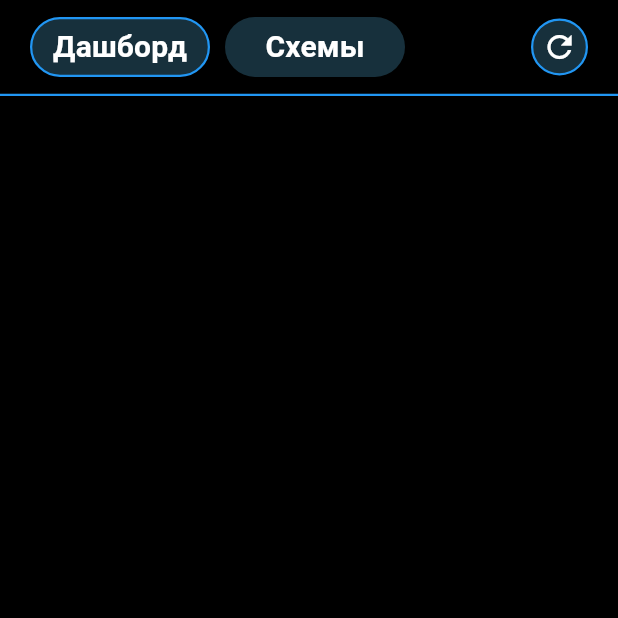
After one commit to Gendalf4ever/ses_scada, a Flutter app: the MainLayout screen opened directly, on a phone screen of 412 x 824 dp, the top half of it. The commit adds this screen. Run offline on Flutter 3.47's test engine with Material 3 defaults, Android fonts, the phone set to English and light mode, and no system bars; missing offline and left inert: file_selector.

Commit message:
trying to create global appbar with refresh and theme change

```diff
--- /dev/null
+++ b/lib/main_layout.dart
@@ -0,0 +1,102 @@
+import 'package:flutter/material.dart';
+import 'widgets/components/colorManager.dart';
+import 'widgets/ui/customButton.dart';
+//import 'schemes_list_page.dart';
+// import 'dashboard_page.dart';
+
+
+class MainLayout extends StatefulWidget {
+  const MainLayout({super.key});
+
+  @override
+  State<MainLayout> createState() => _MyWidgetState();
+}
+
+class _MyWidgetState extends State<MainLayout> {
+  final PageController _pageController = PageController();
+  int _currentIndex = 0;
+
+  void _onTabTapped(int index){
+    setState(() {
+      _currentIndex = index;
+    });
+      _pageController.animateToPage(
+        index,
+        duration: const Duration(milliseconds: 300),
+        curve: Curves.easeInOut,
+      );
+  }
+
+  @override
+  Widget build(BuildContext context) {
+    return AnimatedBuilder(
+      animation: ColorManager.themeChanges,
+      builder: (context, _){
+        final isDark = ColorManager.activeTheme == AppThemes.dark;
+
+        return Scaffold(
+          backgroundColor: ColorManager.primaryBackground,
+          body: SafeArea(
+            child: Column(
+              children: [
+                //main appbar
+                Container(
+                  height: 64,
+                  padding: const EdgeInsets.symmetric(horizontal: 20),
+                  decoration: BoxDecoration(
+                    color: ColorManager.primaryBackground,
+                    border: Border(
+                      bottom: BorderSide(color: ColorManager.primary, width: 1.5),
+                    ),
+                  ),
+                  child: Row(
+                    mainAxisAlignment: MainAxisAlignment.spaceBetween,
+                    children: [
+                      //page switch
+                      Row(
+                        children: [
+                          CustomButton(
+                            label: 'Дашборд',
+                            width: 120,
+                            height: 40,
+                            color: _currentIndex == 0 ? ColorManager.primary : Colors.transparent,
+                            onPressed: () => _onTabTapped(0),
+                            ),
+                            const SizedBox(width: 10),
+                            CustomButton(
+                              label: 'Схемы',
+                              width: 120,
+                              height: 40,
+                              color: _currentIndex == 1 ? ColorManager.primary : Colors.transparent,
+                              onPressed: () => _onTabTapped(1),
+                          ),
+                        ],
+                      ),
+                      //refresh and change theme
+                      Row(
+                        children: [
+                          Tooltip(
+                            message: "Обновить данные(клавиша R)",
+                            child: SizedBox(
+                              width: 38,
+                              height: 38,
+                              child: CustomButton(
+                                icon: Icon(Icons.refresh, color: ColorManager.text),
+                                onPressed: (){
+                                  //refresh
+                                }),
+                            ),
+                          ),
+                        ],
+                      )
+                    ],
+                  ),
+                )
+              ],
+            )
+            ),
+        );
+      }
+      );
+  }
+}
--- a/lib/widgets/placed_element.dart
+++ b/lib/widgets/placed_element.dart
@@ -1,4 +1,5 @@
 import 'package:flutter/material.dart';
+import 'package:ses_scada/widgets/ui/customDropdownMenu.dart';
 import 'package:ses_scada/widgets/ui/customLamp.dart';
 import 'package:ses_scada/widgets/ui/customPopupPage.dart';
 import 'package:ses_scada/widgets/ui/customButton.dart';
@@ -41,6 +42,8 @@ class _PlacedElementState extends State<PlacedElement> {
             'Элемент: ${widget.element.type.name}',
             style: TextStyle(color: ColorManager.text, fontSize: 16),
           ),
+          const SizedBox(height: 20),
+          CustomDropdown(items: []),
           const SizedBox(height: 20),
           CustomButton(
             label: 'Закрыть',
```
Also changed, not shown: lib/widgets/ui/customDropdownMenu.dart (added, +148 -0 lines).
